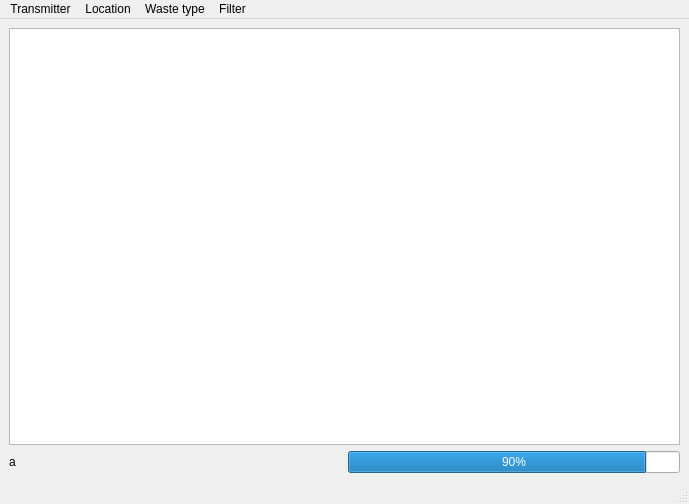
Before: the Qt Designer form ui_files_delete_at_the_end/ui_main_window.ui in angost/PZSP1-projekt-smart-smietnik, drawn with Qt 5.
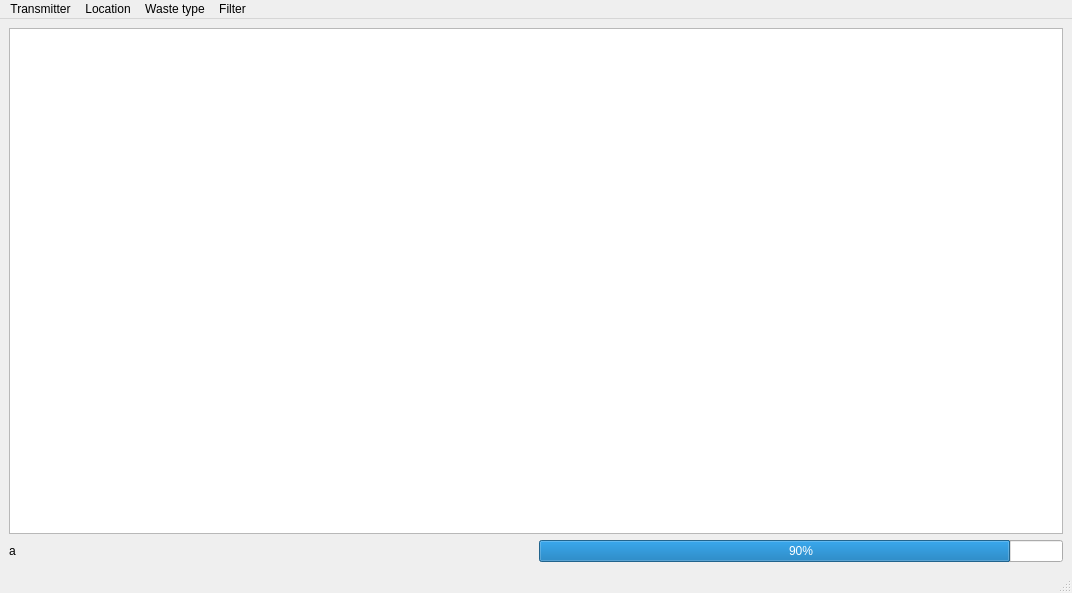
After: the same form once the commit is applied.

```diff
--- a/ui_files_delete_at_the_end/ui_main_window.ui
+++ b/ui_files_delete_at_the_end/ui_main_window.ui
@@ -6,8 +6,8 @@
    <rect>
     <x>0</x>
     <y>0</y>
-    <width>689</width>
-    <height>504</height>
+    <width>1072</width>
+    <height>593</height>
    </rect>
   </property>
   <property name="windowTitle">
@@ -56,7 +56,7 @@
     <rect>
      <x>0</x>
      <y>0</y>
-     <width>689</width>
+     <width>1072</width>
      <height>24</height>
     </rect>
    </property>
```
Left out of the diff: 4 changed lines with no effect on the pictures.
